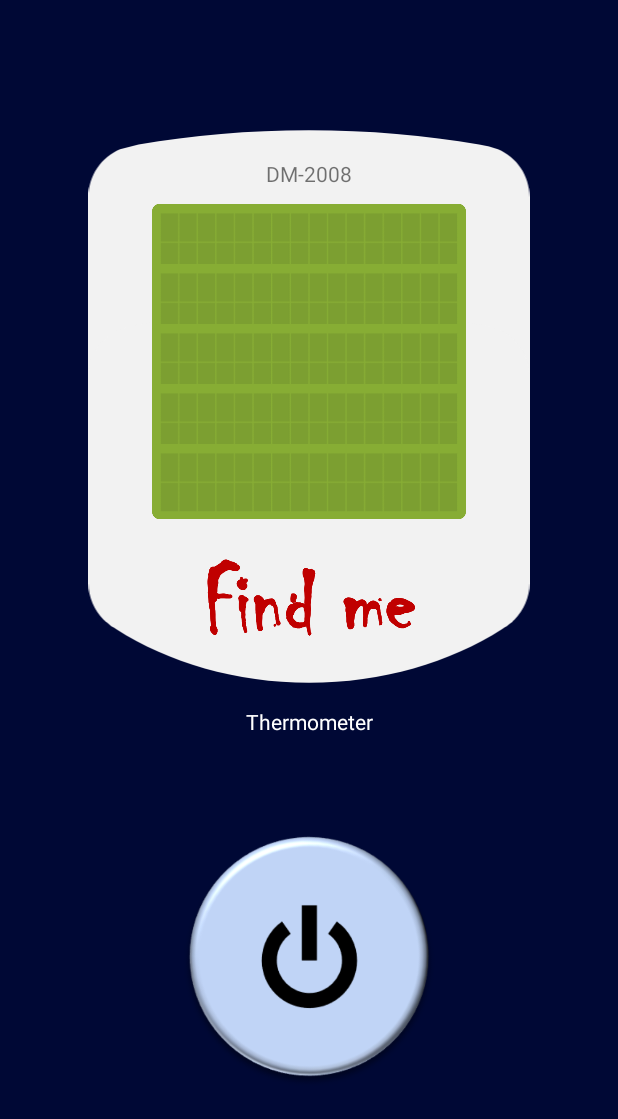
After one commit to JiaWeiPls/DM2008-Ghost-Hunting-Toolkit, an Android app: the layout thermometer.xml on its own in the app's theme, with its tools: preview values and no code run, on a phone screen of 412 x 824 dp. The commit adds this screen. Shown: the top 1119 px of the screen. Run offline under Robolectric (Android 15) with nearby library versions, the phone set to English and light mode, and no system bars.

Commit message:
Therm Skin

```diff
--- /dev/null
+++ b/chatbot-watson-android-master/app/src/main/res/layout/thermometer.xml
@@ -0,0 +1,97 @@
+<?xml version="1.0" encoding="utf-8"?>
+<android.support.design.widget.CoordinatorLayout xmlns:android="http://schemas.android.com/apk/res/android"
+    xmlns:app="http://schemas.android.com/apk/res-auto"
+    xmlns:tools="http://schemas.android.com/tools"
+    android:layout_width="match_parent"
+    android:layout_height="match_parent"
+    android:background="#000835"
+    android:fitsSystemWindows="true"
+    tools:context="com.example.vmac.WatBot.MainActivity">
+
+    <ImageView
+        android:id="@+id/thermcreenback"
+        android:layout_width="match_parent"
+        android:layout_height="250dp"
+        android:layout_marginTop="30dp"
+        app:srcCompat="@drawable/emfscreenback" />
+
+    <ImageView
+        android:id="@+id/thermcreenback2"
+        android:layout_width="match_parent"
+        android:layout_height="250dp"
+        android:layout_marginTop="150dp"
+        app:srcCompat="@drawable/emfscreenback" />
+
+    <ImageView
+        android:id="@+id/screen"
+        android:layout_width="match_parent"
+        android:layout_height="50dp"
+        android:layout_marginTop="80dp"
+        app:layout_anchorGravity="center_horizontal"
+        app:srcCompat="@drawable/spiritbox_screen" />
+
+    <ImageView
+        android:id="@+id/screen2"
+        android:layout_width="match_parent"
+        android:layout_height="50dp"
+        android:layout_marginTop="120dp"
+        app:layout_anchorGravity="center_horizontal"
+        app:srcCompat="@drawable/spiritbox_screen" />
+
+    <ImageView
+        android:id="@+id/screen3"
+        android:layout_width="match_parent"
+        android:layout_height="50dp"
+        android:layout_marginTop="160dp"
+        app:layout_anchorGravity="center_horizontal"
+        app:srcCompat="@drawable/spiritbox_screen" />
+
+    <ImageView
+        android:id="@+id/screen4"
+        android:layout_width="match_parent"
+        android:layout_height="50dp"
+        android:layout_marginTop="200dp"
+        app:layout_anchorGravity="center_horizontal"
+        app:srcCompat="@drawable/spiritbox_screen" />
+
+    <ImageView
+        android:id="@+id/screen5"
+        android:layout_width="match_parent"
+        android:layout_height="50dp"
+        android:layout_marginTop="240dp"
+        app:layout_anchorGravity="center_horizontal"
+        app:srcCompat="@drawable/spiritbox_screen" />
+
+    <ImageView
+        android:id="@+id/logo"
+        android:layout_width="wrap_content"
+        android:layout_height="131dp"
+        android:layout_marginTop="290dp"
+        app:srcCompat="@drawable/findmelogo" />
+
+    <TextView
+        android:id="@+id/model"
+        android:layout_width="match_parent"
+        android:layout_height="120dp"
+        android:layout_marginTop="0dp"
+        android:gravity="center"
+        android:text="DM-2008" />
+
+    <TextView
+        android:id="@+id/thermometer"
+        android:layout_width="match_parent"
+        android:layout_height="50dp"
+        android:layout_marginTop="400dp"
+        android:gravity="center"
+        android:text="Thermometer"
+        android:textColor="@color/white" />
+
+    <ImageView
+        android:id="@+id/thermswitch"
+        android:layout_width="match_parent"
+        android:layout_height="170dp"
+        android:layout_marginTop="500dp"
+        app:srcCompat="@drawable/thermswitch" />
+
+
+</android.support.design.widget.CoordinatorLayout>
--- a/chatbot-watson-android-master/app/src/main/res/values/colors.xml
+++ b/chatbot-watson-android-master/app/src/main/res/values/colors.xml
@@ -6,4 +6,5 @@
     <color name="bg_bubble_self">#62caa6</color>
 
     <color name="gray">#BFBFBF</color>
+    <color name="white">#FFFFFF</color>
 </resources>
```
Also changed, not shown: chatbot-watson-android-master/app/src/main/res/drawable/thermswitch.png (added).
